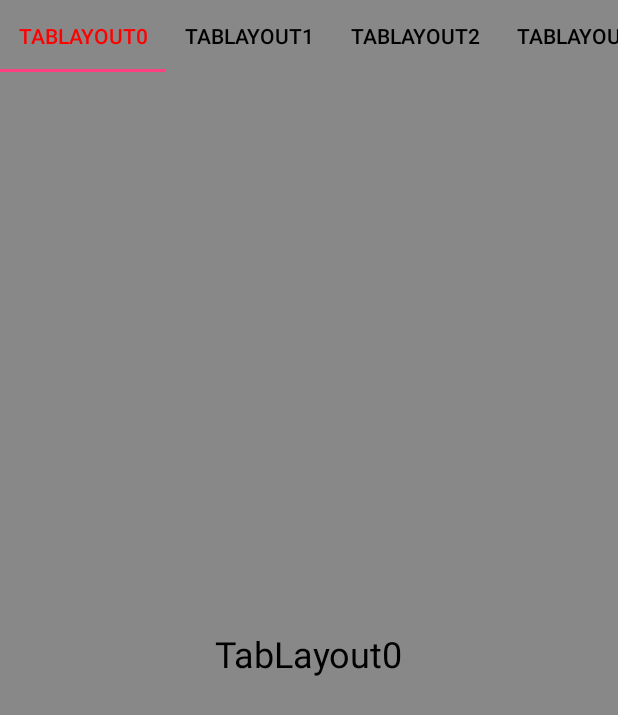
After one commit to c523727591/IPhoto, an Android app: the TabLayoutActivity screen opened directly, with no data from a screen before it, on a phone screen of 412 x 824 dp. The commit adds this screen. Shown: the top 715 px of the screen. Run offline under Robolectric (Android 15) with nearby library versions, the phone set to English and light mode, and no system bars.

Commit message:
TabLayout example

```diff
--- a/app/build.gradle
+++ b/app/build.gradle
@@ -24,5 +24,6 @@ dependencies {
     testCompile 'junit:junit:4.12'
     compile 'com.android.support:appcompat-v7:23.3.0'
     compile 'com.android.support:support-v4:23.3.0'
+    compile 'com.android.support:design:23.3.0'
     compile 'com.android.support:recyclerview-v7:23.3.0'
 }
--- a/app/src/main/AndroidManifest.xml
+++ b/app/src/main/AndroidManifest.xml
@@ -15,6 +15,10 @@
                 <category android:name="android.intent.category.LAUNCHER" />
             </intent-filter>
         </activity>
+
+        <activity android:name=".TabLayoutActivity">
+        </activity>
+
     </application>
 
 </manifest>
--- /dev/null
+++ b/app/src/main/java/com/fragment/BaseFragment.java
@@ -0,0 +1,9 @@
+package com.fragment;
+
+import android.support.v4.app.Fragment;
+
+/**
+ * Created by duke on 16-6-25.
+ */
+public class BaseFragment extends Fragment {
+}
--- /dev/null
+++ b/app/src/main/java/com/fragment/TestFragment.java
@@ -0,0 +1,30 @@
+package com.fragment;
+
+import android.os.Bundle;
+import android.support.annotation.Nullable;
+import android.view.LayoutInflater;
+import android.view.View;
+import android.view.ViewGroup;
+import android.widget.TextView;
+
+import com.iphoto.R;
+
+/**
+ * Created by duke on 16-6-25.
+ */
+public class TestFragment extends BaseFragment {
+    private String mContent = "default";
+
+    @Nullable
+    @Override
+    public View onCreateView(LayoutInflater inflater, @Nullable ViewGroup container, @Nullable Bundle savedInstanceState) {
+        View rootLayout = inflater.inflate(R.layout.test_fragment_layout, null);
+        TextView textView = (TextView)rootLayout.findViewById(R.id.test_fragment_text_view_id);
+        textView.setText(mContent);
+        return rootLayout;
+    }
+
+    public void setContent(String content) {
+        mContent = content;
+    }
+}
--- /dev/null
+++ b/app/src/main/java/com/iphoto/TabLayoutActivity.java
@@ -0,0 +1,77 @@
+package com.iphoto;
+
+import android.graphics.Color;
+import android.os.Bundle;
+import android.support.design.widget.TabLayout;
+import android.support.v4.app.Fragment;
+import android.support.v4.app.FragmentActivity;
+import android.support.v4.app.FragmentManager;
+import android.support.v4.app.FragmentStatePagerAdapter;
+import android.support.v4.view.ViewPager;
+import android.util.Log;
+
+import com.fragment.TestFragment;
+
+import java.util.ArrayList;
+
+/**
+ * Created by duke on 16-6-25.
+ */
+public class TabLayoutActivity extends FragmentActivity {
+    private TabLayout mTabLayout = null;
+    private ViewPager mViewPager = null;
+
+    @Override
+    protected void onCreate(Bundle savedInstanceState) {
+        super.onCreate(savedInstanceState);
+        setContentView(R.layout.tab_layout_activity_layout);
+
+        mTabLayout = (TabLayout)findViewById(R.id.tab_layout_id);
+
+        mViewPager = (ViewPager)findViewById(R.id.tab_layout_view_pager_id);
+        TabLayoutViewPagerAdapter adapter = new TabLayoutViewPagerAdapter(getSupportFragmentManager());
+        mViewPager.setAdapter(adapter);
+
+        mTabLayout.setTabTextColors(Color.BLACK, Color.RED);
+        mTabLayout.setTabMode(TabLayout.MODE_SCROLLABLE);
+        mTabLayout.setupWithViewPager(mViewPager);
+    }
+
+    private class TabLayoutViewPagerAdapter extends FragmentStatePagerAdapter {
+        private ArrayList<String> mTitles = null;
+
+        public TabLayoutViewPagerAdapter(FragmentManager fm) {
+            super(fm);
+            mTitles = new ArrayList<String>();
+            mTitles.add(0, "TabLayout0");
+            mTitles.add(1, "TabLayout1");
+            mTitles.add(2, "TabLayout2");
+            mTitles.add(3, "TabLayout3");
+            mTitles.add(4, "TabLayout4");
+            mTitles.add(5, "TabLayout5");
+            mTitles.add(6, "TabLayout6");
+            mTitles.add(7, "TabLayout7");
+            mTitles.add(8, "TabLayout8");
+            mTitles.add(9, "TabLayout9");
+            mTitles.add(10, "TabLayoutA");
+        }
+
+        @Override
+        public Fragment getItem(int position) {
+            TestFragment f = new TestFragment();
+            f.setContent(mTitles.get(position));
+            Log.d("DukeDing", mTitles.get(position) + ", hashCode = " + f.hashCode());
+            return f;
+        }
+
+        @Override
+        public int getCount() {
+            return mTitles.size();
+        }
+
+        @Override
+        public CharSequence getPageTitle(int position) {
+            return mTitles.get(position);
+        }
+    }
+}
--- /dev/null
+++ b/app/src/main/res/layout/tab_layout_activity_layout.xml
@@ -0,0 +1,21 @@
+<?xml version="1.0" encoding="utf-8"?>
+<LinearLayout xmlns:android="http://schemas.android.com/apk/res/android"
+    xmlns:tools="http://schemas.android.com/tools"
+    xmlns:app="http://schemas.android.com/apk/res-auto"
+    android:orientation="vertical"
+    android:layout_width="match_parent"
+    android:layout_height="match_parent"
+    android:gravity="center"
+    android:background="#FF888888">
+
+    <android.support.design.widget.TabLayout
+        android:id="@+id/tab_layout_id"
+        android:layout_width="match_parent"
+        android:layout_height="wrap_content"
+        app:tabTextColor="@color/common_black" />
+
+    <android.support.v4.view.ViewPager
+        android:id="@+id/tab_layout_view_pager_id"
+        android:layout_width="match_parent"
+        android:layout_height="wrap_content"/>
+</LinearLayout>
--- /dev/null
+++ b/app/src/main/res/layout/test_fragment_layout.xml
@@ -0,0 +1,14 @@
+<?xml version="1.0" encoding="utf-8"?>
+<RelativeLayout xmlns:android="http://schemas.android.com/apk/res/android"
+    xmlns:tools="http://schemas.android.com/tools"
+    android:gravity="center"
+    android:layout_width="match_parent"
+    android:layout_height="match_parent" >
+
+    <TextView
+        android:id="@+id/test_fragment_text_view_id"
+        android:layout_width="wrap_content"
+        android:layout_height="wrap_content"
+        android:textSize="24sp"
+        android:textColor="@color/common_black"/>
+</RelativeLayout>
--- a/app/src/main/res/values/colors.xml
+++ b/app/src/main/res/values/colors.xml
@@ -3,4 +3,10 @@
     <color name="colorPrimary">#3F51B5</color>
     <color name="colorPrimaryDark">#303F9F</color>
     <color name="colorAccent">#FF4081</color>
+
+    <color name="common_black">#FF000000</color>
+    <color name="common_white">#FFFFFFFF</color>
+
+    <!-- add for main activity -->
+    <color name="main_activity_button_text_color">#FF000000</color>
 </resources>
--- a/app/src/main/res/values/dimens.xml
+++ b/app/src/main/res/values/dimens.xml
@@ -2,4 +2,7 @@
     <!-- Default screen margins, per the Android Design guidelines. -->
     <dimen name="activity_horizontal_margin">16dp</dimen>
     <dimen name="activity_vertical_margin">16dp</dimen>
+
+    <!-- add for main activity -->
+    <dimen name="main_activity_button_text_size">24sp</dimen>
 </resources>
--- a/app/src/main/res/values/strings.xml
+++ b/app/src/main/res/values/strings.xml
@@ -1,3 +1,6 @@
 <resources>
     <string name="app_name">IPhoto</string>
+
+    <!-- add for main activity -->
+    <string name="main_activity_tab_layout">TabLayout Activity</string>
 </resources>
--- a/app/src/main/res/values/styles.xml
+++ b/app/src/main/res/values/styles.xml
@@ -6,6 +6,7 @@
         <item name="colorPrimary">@color/colorPrimary</item>
         <item name="colorPrimaryDark">@color/colorPrimaryDark</item>
         <item name="colorAccent">@color/colorAccent</item>
+        <item name="android:textAllCaps">false</item>
     </style>
 
 </resources>
```
Also changed, not shown: app/src/main/java/com/iphoto/MainActivity.java (+15 -22 lines), app/src/main/res/layout/activity_main.xml (+13 -5 lines).
